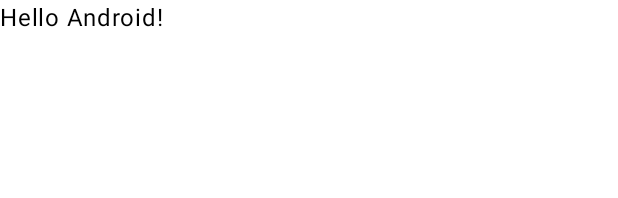
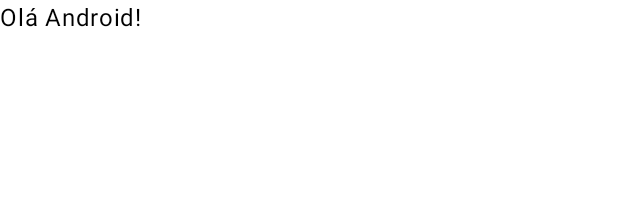
Before and after one commit to CaioSilva26/NovoAndroid2, an Android app built with Jetpack Compose: the @Preview function GreetingPreview, on a phone screen of 412 x 824 dp. Shown: the top 198 px of the screen. Run offline under Robolectric (Android 15) with nearby library versions, the phone set to English and light mode, and no system bars.

```diff
--- a/app/src/main/java/com/example/android2/MainActivity.kt
+++ b/app/src/main/java/com/example/android2/MainActivity.kt
@@ -32,7 +32,7 @@ class MainActivity : ComponentActivity() {
 @Composable
 fun Greeting(name: String, modifier: Modifier = Modifier) {
     Text(
-        text = "Hello $name!",
+        text = "Olá $name!",
         modifier = modifier
     )
 }
```
